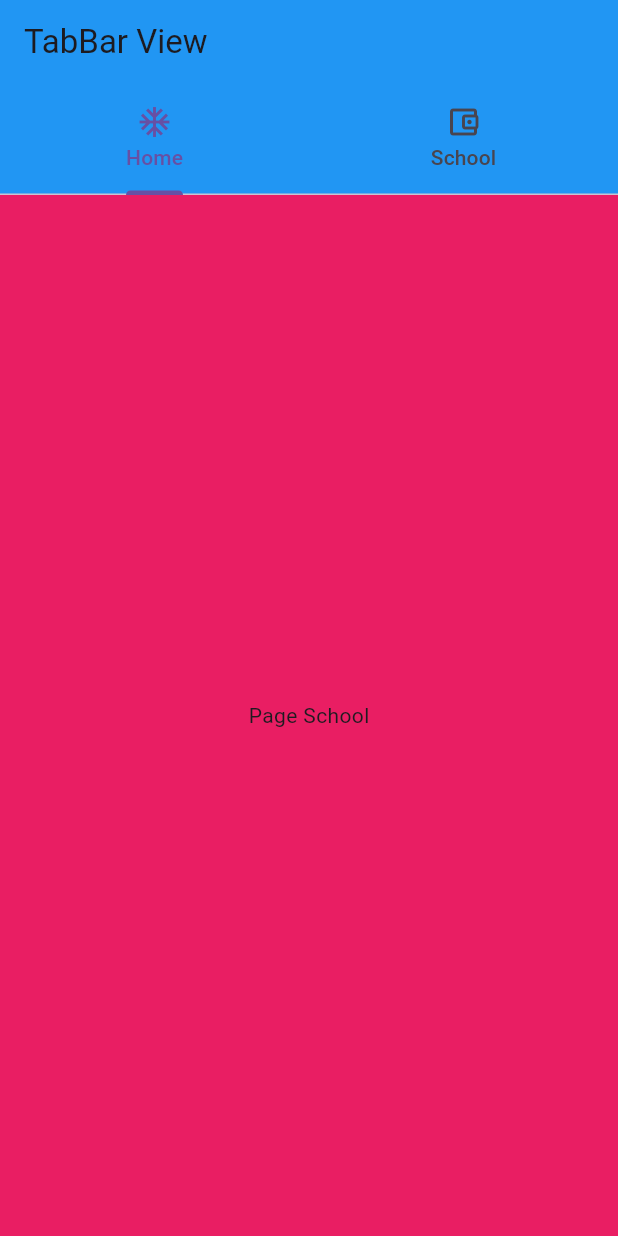
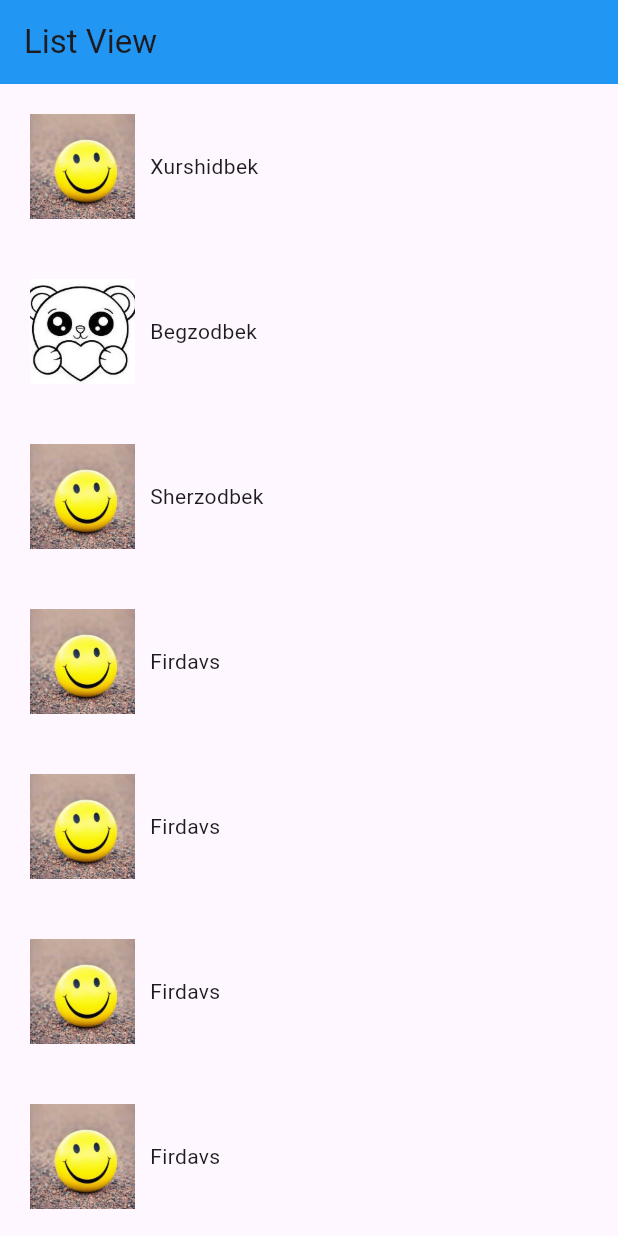
Before and after one commit to ToshevaDurdona1349/intermeditflutter, a Flutter app: the screen it shows after launch, on a phone screen of 412 x 824 dp. Run offline on Flutter 3.47's test engine with Material 3 defaults, Android fonts, the phone set to English and light mode, and no system bars.

```diff
--- a/lib/main.dart
+++ b/lib/main.dart
@@ -2,6 +2,7 @@ import 'package:flutter/material.dart';
 import 'package:ngdemo3/pages/drawer_page.dart';
 import 'package:ngdemo3/pages/gridview_page.dart';
 import 'package:ngdemo3/pages/home_page.dart';
+import 'package:ngdemo3/pages/listview_page.dart';
 import 'package:ngdemo3/pages/scrolview_page.dart';
 import 'package:ngdemo3/pages/tabbarview_page.dart';
 
@@ -20,7 +21,7 @@ class MyApp extends StatelessWidget {
       theme: ThemeData(
 
       ),
-      home:  TapBarView(),
+      home:  ListViewPage(),
     );
   }
 }
--- a/lib/pages/listview_page.dart
+++ b/lib/pages/listview_page.dart
@@ -1,38 +1,49 @@
 import 'package:flutter/material.dart';
-// ListViewda ko'p datalarni berish uchun muhum
-class LidstViewage extends StatefulWidget {
-  const LidstViewage({super.key});
+
+class ListViewPage extends StatefulWidget {
+  const ListViewPage({super.key});
 
   @override
-  State<LidstViewage> createState() => _LidstViewageState();
+  State<ListViewPage> createState() => _ListViewPageState();
 }
 
-class _LidstViewageState extends State<LidstViewage> {
+class _ListViewPageState extends State<ListViewPage> {
+
   @override
   Widget build(BuildContext context) {
     return Scaffold(
       appBar: AppBar(
-        backgroundColor: Colors.red,
+        backgroundColor: Colors.blue,
         title: Text("List View"),
       ),
       body: ListView(
         children: [
-          _itemList(title: "Xurshidbek",image:"assets/image.jpeg"),
-          _itemList(title: "Xursand",image:"assets/img.png"),
+          _itemList(title: "Xurshidbek",image: "assets/image.jpg"),
+          _itemList(title: "Begzodbek",image: "assets/img.png"),
+          _itemList(title: "Sherzodbek",image: "assets/image.jpg"),
+          _itemList(title: "Firdavs",image: "assets/image.jpg"),
+          _itemList(title: "Firdavs",image: "assets/image.jpg"),
+          _itemList(title: "Firdavs",image: "assets/image.jpg"),
+          _itemList(title: "Firdavs",image: "assets/image.jpg"),
+          _itemList(title: "Firdavs",image: "assets/image.jpg"),
+          _itemList(title: "Firdavs",image: "assets/image.jpg"),
+          _itemList(title: "Firdavs",image: "assets/image.jpg"),
+          _itemList(title: "Firdavs",image: "assets/image.jpg"),
         ],
       ),
     );
   }
-  Widget _itemList({title,image}){
+
+  Widget _itemList({title, image}){
     return Container(
-      padding: EdgeInsets.all(18),
+      padding: EdgeInsets.all(20),
       child: Row(
         children: [
-          image(
-            width:70,
-            height:70,
-            fit:BoxFit.cover,
-            image:AssetImage(image),
+          Image(
+            width: 70,
+            height: 70,
+            fit: BoxFit.cover,
+            image: AssetImage(image),
           ),
           SizedBox(width: 10,),
           Text(title)
```
Also changed, not shown: lib/pages/scrolview_page.dart (+10 -2 lines).
